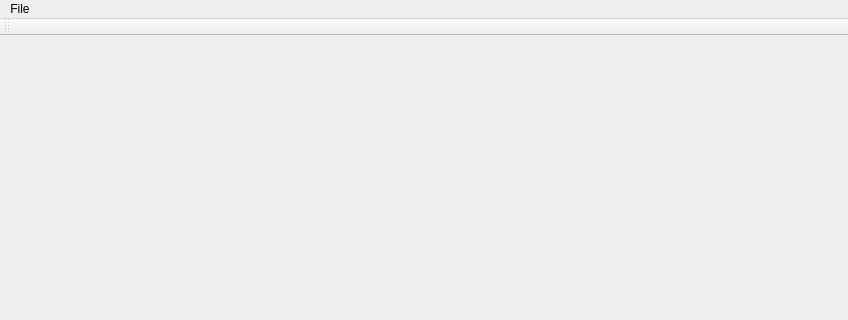
Old version of the form src/GrumpyIRC/mainwindow.ui in the repository grumpy-irc/grumpy; both pictures show x 0 to 848 and y 0 to 320 of the 848 by 526 pixel window.
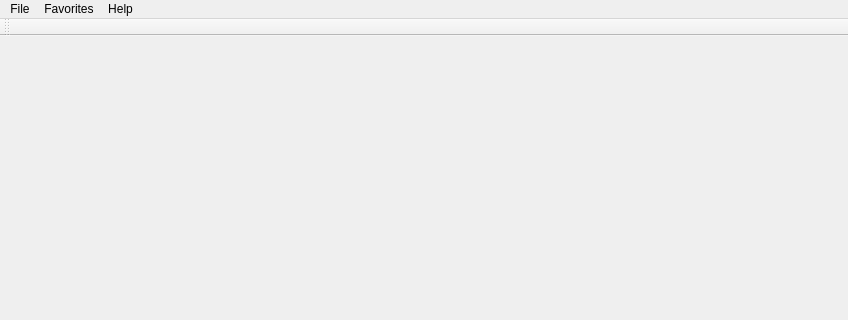
New version of the form.

What changed in the file:
```diff
--- a/src/GrumpyIRC/mainwindow.ui
+++ b/src/GrumpyIRC/mainwindow.ui
@@ -30,7 +30,20 @@
     <addaction name="actionConnect"/>
     <addaction name="actionExit"/>
    </widget>
+   <widget class="QMenu" name="menuFavorites">
+    <property name="title">
+     <string>Favorites</string>
+    </property>
+   </widget>
+   <widget class="QMenu" name="menuHelp">
+    <property name="title">
+     <string>Help</string>
+    </property>
+    <addaction name="actionAbout"/>
+   </widget>
    <addaction name="menuFile"/>
+   <addaction name="menuFavorites"/>
+   <addaction name="menuHelp"/>
   </widget>
   <widget class="QToolBar" name="mainToolBar">
    <attribute name="toolBarArea">
```
Left out of the diff: 23 changed lines with no effect on the pictures.
